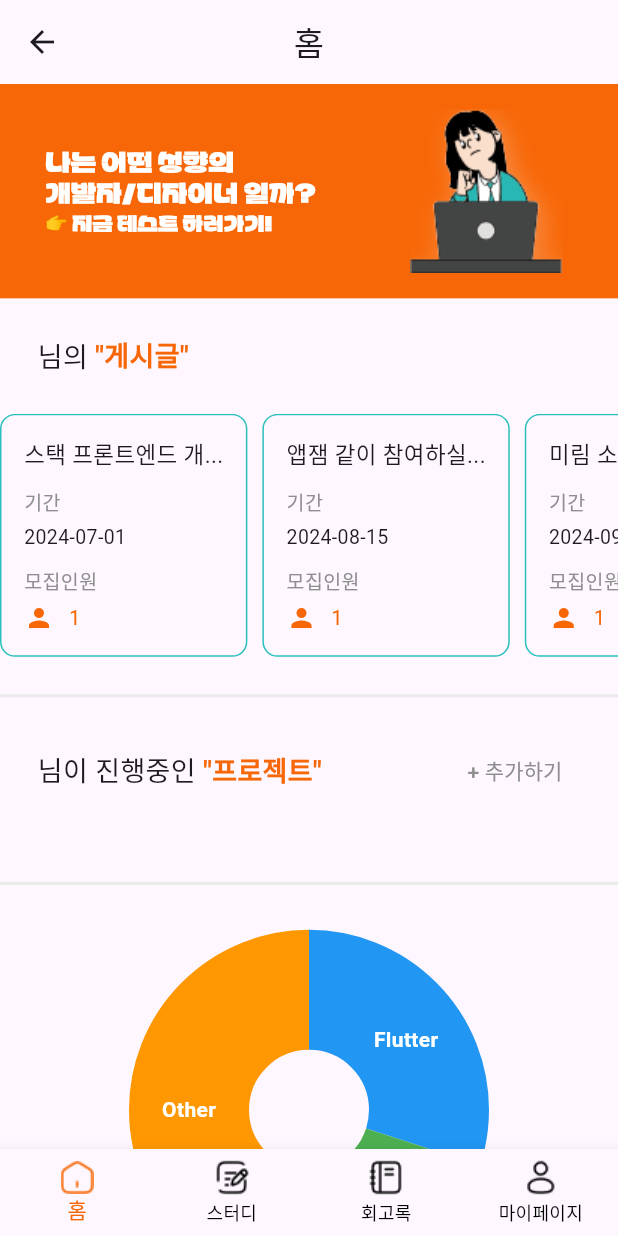
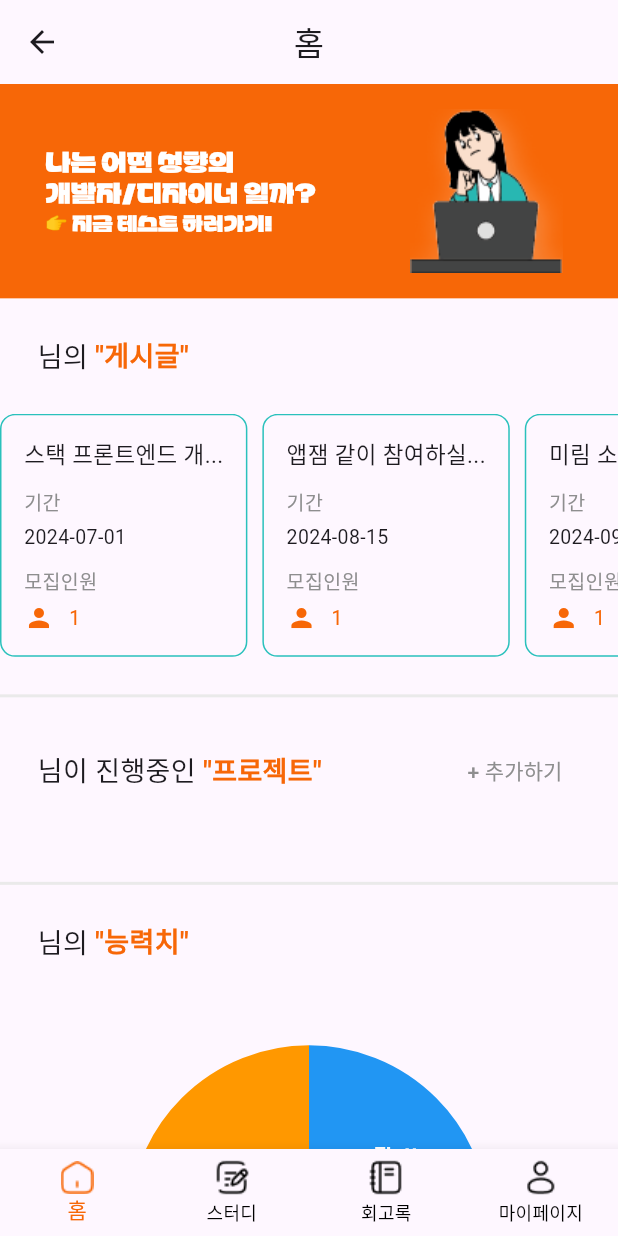
Before and after one commit to DreamOrReality/Dream-Or-Reality-Flutter, a Flutter app: the HomeScreen screen opened directly, on a phone screen of 412 x 824 dp. Run offline on Flutter 3.47's test engine with Material 3 defaults, Android fonts, the phone set to English and light mode, and no system bars; drawn by our look-alikes of fl_chart; our stand-ins replace shared_preferences, table_calendar; accounts and stored records are empty.

Commit message:
feat. _userName의 능력치 타이틀 추가

```diff
--- a/lib/screens/home_screen.dart
+++ b/lib/screens/home_screen.dart
@@ -150,6 +150,7 @@ class _HomeScreenState extends State<HomeScreen> {
                 ),
               ),
             ),
+            buildAbilityTitle(context, _userName ?? 'Unknown'),
             buildPieChart(),
           ],
         ),
@@ -374,6 +375,26 @@ Widget buildMyProject(BuildContext context, String title, String date) {
   );
 }
 
+// ~~님의 능력치
+Widget buildAbilityTitle(BuildContext context, String username) {
+  return Padding(
+    padding: const EdgeInsets.all(25.0),
+    child: Row(
+      children: [
+        Text(
+          "$username님의",
+          style: const TextStyle(fontSize: 18),
+        ),
+        Text(
+          " \"능력치\"",
+          style: TextStyle(
+              color: primaryColor, fontSize: 18, fontWeight: FontWeight.bold),
+        ),
+      ],
+    ),
+  );
+}
+
 // 파이차트
 Widget buildPieChart() {
   List<PieChartSectionData> pieChartSections = [
```
